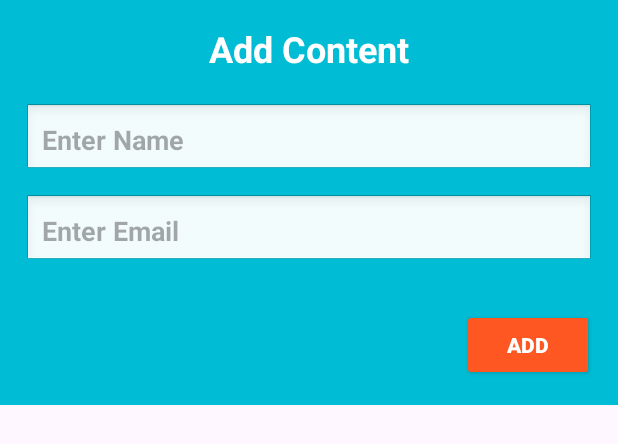
After one commit to nawazhassa/BMI_Project, an Android app: the layout dialog.xml on its own in the app's theme, with its tools: preview values and no code run, on a phone screen of 412 x 824 dp. The commit adds this screen. Shown: the top 444 px of the screen. Run offline under Robolectric (Android 15) with nearby library versions, the phone set to English and light mode, and no system bars.

Commit message:
Update with insersion in Recycler view

```diff
--- a/app/src/main/java/com/example/bmi_project/model.java
+++ b/app/src/main/java/com/example/bmi_project/model.java
@@ -8,6 +8,11 @@ public class model {
         this.img = img;
         this.Title = Title;
         this.Discription = Discription;
+    }
+
+    public model(String title, String discription) {
+        Title = title;
+        Discription = discription;
     }
 
     public int getImg() {
--- /dev/null
+++ b/app/src/main/res/layout/dialog.xml
@@ -0,0 +1,56 @@
+<LinearLayout
+    xmlns:android="http://schemas.android.com/apk/res/android"
+    android:layout_width="match_parent"
+    android:layout_height="wrap_content"
+    android:background="#00BCD4"
+    android:orientation="vertical"
+    android:padding="16dp"
+    android:gravity="center_horizontal">
+
+    <TextView
+        android:id="@+id/txtid"
+        android:layout_width="wrap_content"
+        android:layout_height="wrap_content"
+        android:text="Add Content"
+        android:textSize="24sp"
+        android:textStyle="bold"
+        android:textColor="#FFFFFF"
+        android:layout_marginBottom="20dp"/>
+
+    <EditText
+        android:id="@+id/txtName"
+        android:layout_width="match_parent"
+        android:layout_height="wrap_content"
+        android:background="@android:drawable/edit_text"
+        android:padding="12dp"
+        android:textStyle="bold"
+        android:textColor="#000000"
+        android:hint="Enter Name"
+        android:inputType="text"
+        android:layout_marginBottom="12dp"/>
+
+    <EditText
+        android:id="@+id/txtEmail"
+        android:layout_width="match_parent"
+        android:layout_height="wrap_content"
+        android:background="@android:drawable/edit_text"
+        android:padding="12dp"
+        android:textStyle="bold"
+        android:textColor="#000000"
+        android:hint="Enter Email"
+        android:inputType="text"
+        android:layout_marginBottom="12dp"/>
+
+    <androidx.appcompat.widget.AppCompatButton
+        android:id="@+id/btnAdd"
+        android:layout_width="wrap_content"
+        android:layout_height="wrap_content"
+        android:text="ADD"
+        android:paddingLeft="20dp"
+        android:paddingRight="20dp"
+        android:textStyle="bold"
+        android:textColor="#FFFFFF"
+        android:backgroundTint="#FF5722"
+        android:layout_gravity="right"
+        android:layout_marginTop="16dp"/>
+</LinearLayout>
```
Also changed, not shown: app/src/main/java/com/example/bmi_project/Recycler.java (+122 -126 lines), app/src/main/res/layout/activity_recycler_view.xml (+13 -6 lines).
